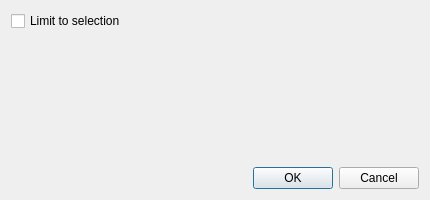
First picture: the form in qgepqwat2ili/gui/gui_export.ui, repository QGEP/qgepqwat2ili, before the edit.
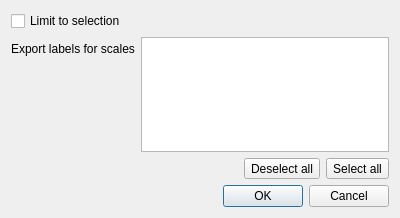
Second picture: the form after the edit.

Commit message: make scales configurabke

Diff of the .ui file:
```diff
--- a/qgepqwat2ili/gui/gui_export.ui
+++ b/qgepqwat2ili/gui/gui_export.ui
@@ -6,8 +6,8 @@
    <rect>
     <x>0</x>
     <y>0</y>
-    <width>430</width>
-    <height>200</height>
+    <width>400</width>
+    <height>218</height>
    </rect>
   </property>
   <property name="sizePolicy">
@@ -35,6 +35,61 @@
        </property>
       </widget>
      </item>
+     <item row="1" column="0">
+      <widget class="QLabel" name="label">
+       <property name="text">
+        <string>Export labels for scales</string>
+       </property>
+      </widget>
+     </item>
+     <item row="1" column="1">
+      <layout class="QVBoxLayout" name="verticalLayout_4">
+       <item>
+        <widget class="QListWidget" name="labels_scale_list">
+         <property name="minimumSize">
+          <size>
+           <width>150</width>
+           <height>100</height>
+          </size>
+         </property>
+         <property name="selectionMode">
+          <enum>QAbstractItemView::MultiSelection</enum>
+         </property>
+        </widget>
+       </item>
+       <item>
+        <layout class="QHBoxLayout" name="horizontalLayout">
+         <item>
+          <spacer name="horizontalSpacer">
+           <property name="orientation">
+            <enum>Qt::Horizontal</enum>
+           </property>
+           <property name="sizeHint" stdset="0">
+            <size>
+             <width>40</width>
+             <height>20</height>
+            </size>
+           </property>
+          </spacer>
+         </item>
+         <item>
+          <widget class="QToolButton" name="labels_scale_deselect_button">
+           <property name="text">
+            <string>Deselect all</string>
+           </property>
+          </widget>
+         </item>
+         <item>
+          <widget class="QToolButton" name="labels_scale_select_button">
+           <property name="text">
+            <string>Select all</string>
+           </property>
+          </widget>
+         </item>
+        </layout>
+       </item>
+      </layout>
+     </item>
     </layout>
    </item>
    <item>
```
Left out of the diff: 34 changed lines with no effect on the pictures. The commit also changes 2 other files.
